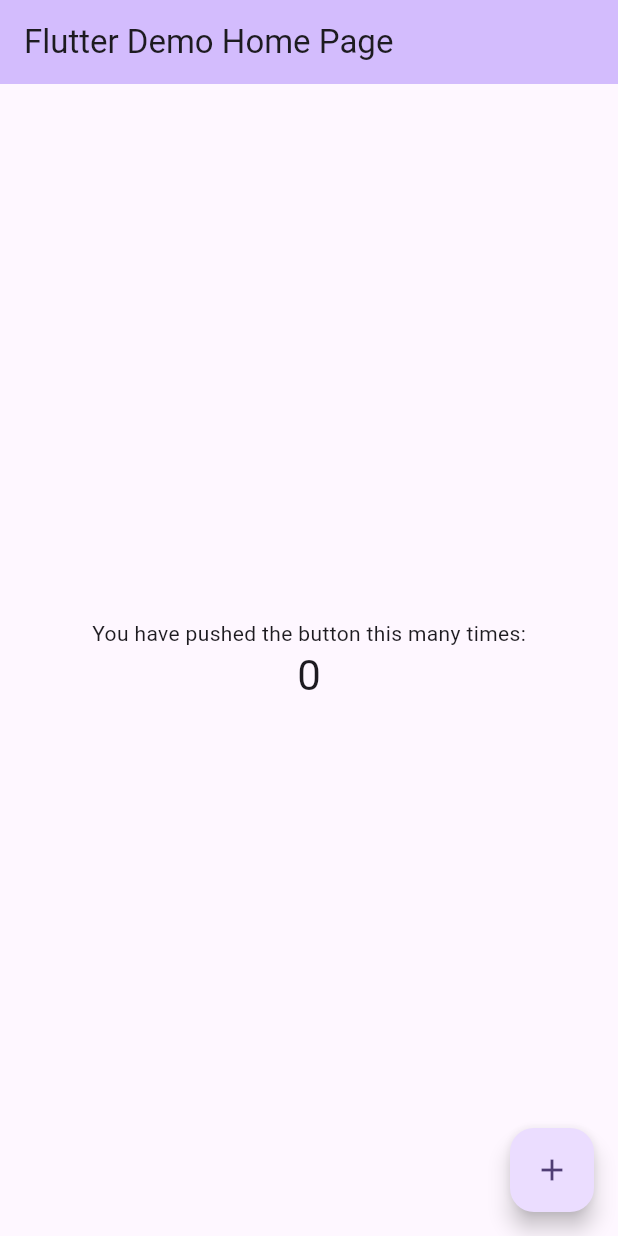
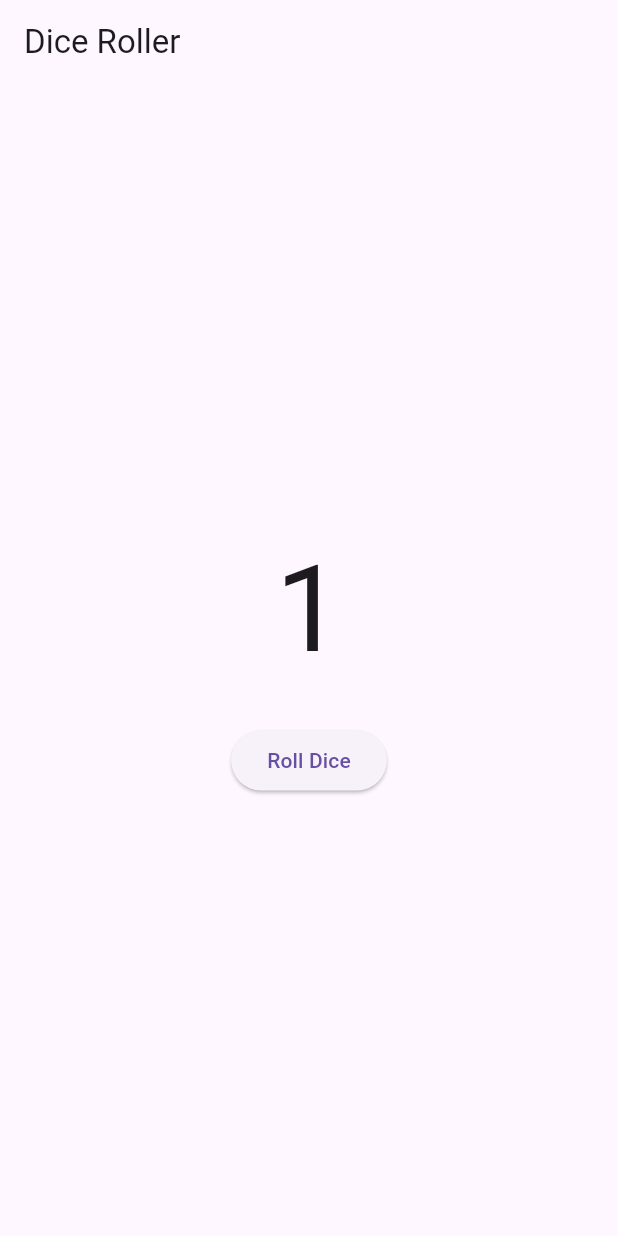
Before and after one commit to hannahlee4786/TAC368-Assignments, a Flutter app: the screen it shows after launch, on a phone screen of 412 x 824 dp. Run offline on Flutter 3.47's test engine with Material 3 defaults, Android fonts, the phone set to English and light mode, and no system bars.

Commit message:
added dice program

```diff
--- a/lib/main.dart
+++ b/lib/main.dart
@@ -1,122 +1,59 @@
+import 'dart:math';
 import 'package:flutter/material.dart';
 
 void main() {
-  runApp(const MyApp());
+  runApp(const DiceApp());
 }
 
-class MyApp extends StatelessWidget {
-  const MyApp({super.key});
+class DiceApp extends StatelessWidget {
+  const DiceApp({super.key});
 
-  // This widget is the root of your application.
   @override
   Widget build(BuildContext context) {
-    return MaterialApp(
-      title: 'Flutter Demo',
-      theme: ThemeData(
-        // This is the theme of your application.
-        //
-        // TRY THIS: Try running your application with "flutter run". You'll see
-        // the application has a purple toolbar. Then, without quitting the app,
-        // try changing the seedColor in the colorScheme below to Colors.green
-        // and then invoke "hot reload" (save your changes or press the "hot
-        // reload" button in a Flutter-supported IDE, or press "r" if you used
-        // the command line to start the app).
-        //
-        // Notice that the counter didn't reset back to zero; the application
-        // state is not lost during the reload. To reset the state, use hot
-        // restart instead.
-        //
-        // This works for code too, not just values: Most code changes can be
-        // tested with just a hot reload.
-        colorScheme: .fromSeed(seedColor: Colors.deepPurple),
-      ),
-      home: const MyHomePage(title: 'Flutter Demo Home Page'),
+    return const MaterialApp(
+      debugShowCheckedModeBanner: false,
+      home: DicePage(),
     );
   }
 }
 
-class MyHomePage extends StatefulWidget {
-  const MyHomePage({super.key, required this.title});
-
-  // This widget is the home page of your application. It is stateful, meaning
-  // that it has a State object (defined below) that contains fields that affect
-  // how it looks.
-
-  // This class is the configuration for the state. It holds the values (in this
-  // case the title) provided by the parent (in this case the App widget) and
-  // used by the build method of the State. Fields in a Widget subclass are
-  // always marked "final".
-
-  final String title;
+class DicePage extends StatefulWidget {
+  const DicePage({super.key});
 
   @override
-  State<MyHomePage> createState() => _MyHomePageState();
+  State<DicePage> createState() => _DicePageState();
 }
 
-class _MyHomePageState extends State<MyHomePage> {
-  int _counter = 0;
+class _DicePageState extends State<DicePage> {
+  int diceValue = 1;
+  final Random random = Random();
 
-  void _incrementCounter() {
+  void rollDice() {
     setState(() {
-      // This call to setState tells the Flutter framework that something has
-      // changed in this State, which causes it to rerun the build method below
-      // so that the display can reflect the updated values. If we changed
-      // _counter without calling setState(), then the build method would not be
-      // called again, and so nothing would appear to happen.
-      _counter++;
+      diceValue = random.nextInt(6) + 1;
     });
   }
 
   @override
   Widget build(BuildContext context) {
-    // This method is rerun every time setState is called, for instance as done
-    // by the _incrementCounter method above.
-    //
-    // The Flutter framework has been optimized to make rerunning build methods
-    // fast, so that you can just rebuild anything that needs updating rather
-    // than having to individually change instances of widgets.
     return Scaffold(
-      appBar: AppBar(
-        // TRY THIS: Try changing the color here to a specific color (to
-        // Colors.amber, perhaps?) and trigger a hot reload to see the AppBar
-        // change color while the other colors stay the same.
-        backgroundColor: Theme.of(context).colorScheme.inversePrimary,
-        // Here we take the value from the MyHomePage object that was created by
-        // the App.build method, and use it to set our appbar title.
-        title: Text(widget.title),
-      ),
+      appBar: AppBar(title: const Text('Dice Roller')),
       body: Center(
-        // Center is a layout widget. It takes a single child and positions it
-        // in the middle of the parent.
         child: Column(
-          // Column is also a layout widget. It takes a list of children and
-          // arranges them vertically. By default, it sizes itself to fit its
-          // children horizontally, and tries to be as tall as its parent.
-          //
-          // Column has various properties to control how it sizes itself and
-          // how it positions its children. Here we use mainAxisAlignment to
-          // center the children vertically; the main axis here is the vertical
-          // axis because Columns are vertical (the cross axis would be
-          // horizontal).
-          //
-          // TRY THIS: Invoke "debug painting" (choose the "Toggle Debug Paint"
-          // action in the IDE, or press "p" in the console), to see the
-          // wireframe for each widget.
-          mainAxisAlignment: .center,
+          mainAxisAlignment: MainAxisAlignment.center,
           children: [
-            const Text('You have pushed the button this many times:'),
             Text(
-              '$_counter',
-              style: Theme.of(context).textTheme.headlineMedium,
+              diceValue.toString(),
+              style: const TextStyle(fontSize: 80),
+            ),
+            const SizedBox(height: 20),
+            ElevatedButton(
+              onPressed: rollDice,
+              child: const Text('Roll Dice'),
             ),
           ],
         ),
       ),
-      floatingActionButton: FloatingActionButton(
-        onPressed: _incrementCounter,
-        tooltip: 'Increment',
-        child: const Icon(Icons.add),
-      ),
     );
   }
 }
```
